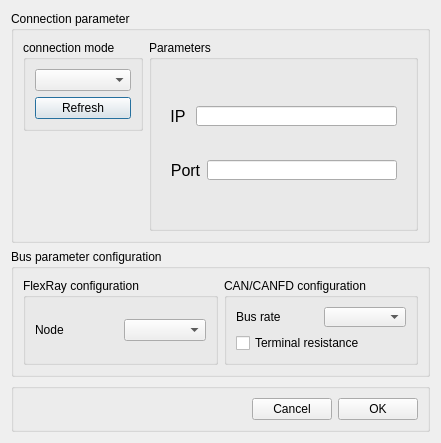
Above: Software/subUi/connectParamSet/dialog_connectparamset.ui from ZEEKRZERO/AutoSuite before the change. Below: the same form after it.
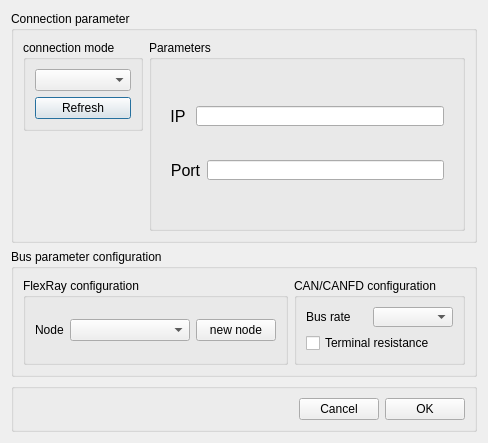
That is the form after the change. Icons and pictures are not drawn.

What changed in the file:
```diff
--- a/Software/subUi/connectParamSet/dialog_connectparamset.ui
+++ b/Software/subUi/connectParamSet/dialog_connectparamset.ui
@@ -6,7 +6,7 @@
    <rect>
     <x>0</x>
     <y>0</y>
-    <width>441</width>
+    <width>481</width>
     <height>424</height>
    </rect>
   </property>
@@ -412,12 +412,19 @@
               <widget class="QComboBox" name="comboBox_cfgFile">
                <property name="minimumSize">
                 <size>
-                 <width>80</width>
+                 <width>120</width>
                  <height>20</height>
                 </size>
                </property>
               </widget>
              </item>
+             <item>
+              <widget class="QPushButton" name="pushButton_newNode">
+               <property name="text">
+                <string>new node</string>
+               </property>
+              </widget>
+             </item>
             </layout>
            </item>
           </layout>
```
